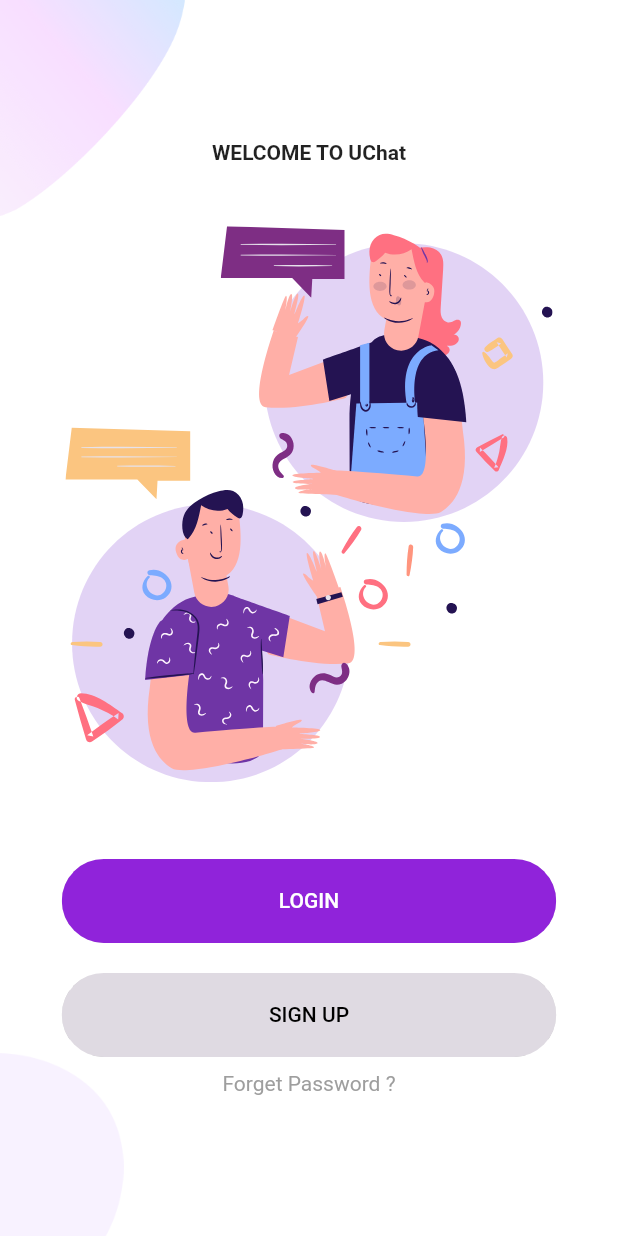
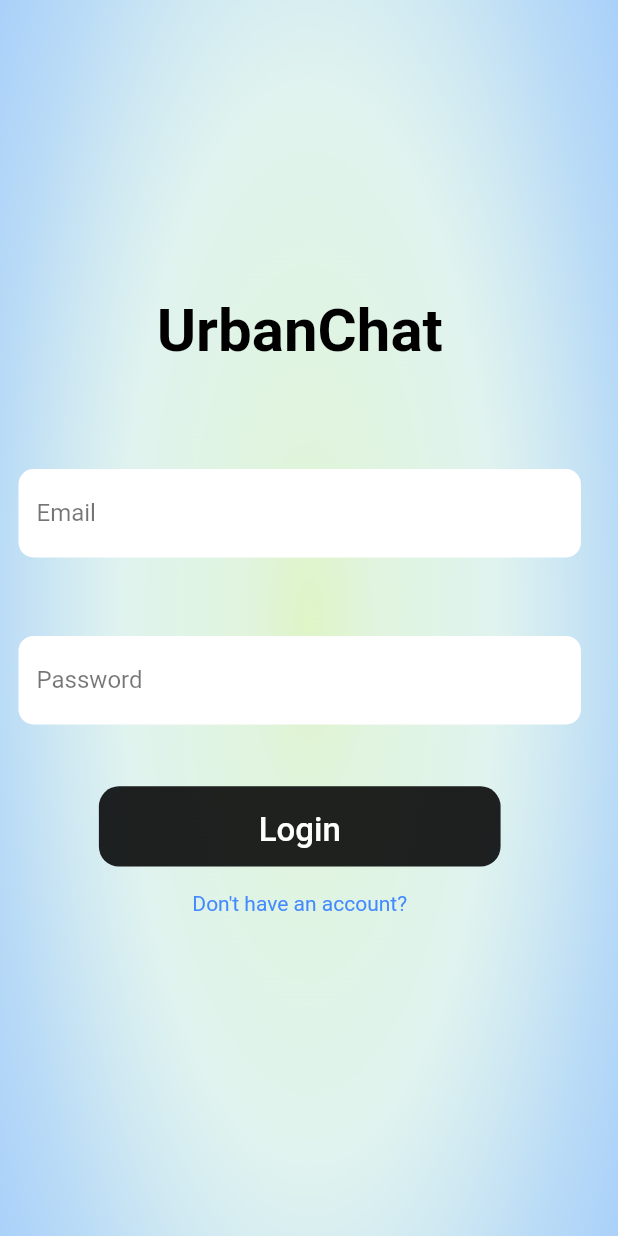
Before and after one commit to AstraStriker/UrbanChat, a Flutter app: the screen it shows after launch, on a phone screen of 412 x 824 dp. Run offline on Flutter 3.47's test engine with Material 2 defaults, Android fonts, the light colour scheme and no system bars; our stand-ins replace cloud_firestore, file_picker, firebase_analytics, firebase_auth, firebase_core, firebase_storage and 2 more; accounts and stored records are empty.

Commit message:
changed login screen

```diff
--- /dev/null
+++ b/lib/Screens/LoginPage/login_page.dart
@@ -0,0 +1,155 @@
+//Packages
+import 'package:chat_app/Widgets/gradient_bar.dart';
+import 'package:flutter/material.dart';
+import 'package:provider/provider.dart';
+import 'package:get_it/get_it.dart';
+
+
+//Services
+import '../../Widgets/custom_input_fields.dart';
+import '../../Widgets/rounded_button.dart';
+import '../../providers/authentication-provider.dart';
+import '../../services/navigation_service.dart';
+import '../../Widgets/gradient_bg.dart';
+
+class LoginPage extends StatefulWidget {
+  @override
+  State<StatefulWidget> createState() {
+    return _LoginPageState();
+  }
+}
+
+class _LoginPageState extends State<LoginPage> {
+  late double _deviceHeight;
+  late double _deviceWidth;
+
+  late AuthenticationProvider _auth;
+  late NavigationService _navigation;
+
+  final _loginFormKey = GlobalKey<FormState>();
+
+  String? _email;
+  String? _password;
+
+  @override
+  Widget build(BuildContext context) {
+    _deviceHeight = MediaQuery.of(context).size.height;
+    _deviceWidth = MediaQuery.of(context).size.width;
+    _auth = Provider.of<AuthenticationProvider>(context);
+    _navigation = GetIt.instance.get<NavigationService>();
+    return _buildUI();
+  }
+
+  Widget _buildUI() {
+    return GradientBg(
+      child: Scaffold(
+        backgroundColor: Colors.transparent,
+        body: Container(
+          padding: EdgeInsets.symmetric(
+            horizontal: _deviceWidth * 0.03,
+            vertical: _deviceHeight * 0.02,
+          ),
+          height: _deviceHeight * 0.98,
+          width: _deviceWidth * 0.97,
+          child: Column(
+            mainAxisSize: MainAxisSize.max,
+            mainAxisAlignment: MainAxisAlignment.center,
+            crossAxisAlignment: CrossAxisAlignment.center,
+            children: [
+              _pageTitle(),
+              SizedBox(
+                height: _deviceHeight * 0.04,
+              ),
+              _loginForm(),
+              SizedBox(
+                height: _deviceHeight * 0.05,
+              ),
+              _loginButton(),
+              SizedBox(
+                height: _deviceHeight * 0.02,
+              ),
+              _registerAccountLink(),
+            ],
+          ),
+        ),
+      ),
+    );
+  }
+
+  Widget _pageTitle() {
+    return Container(
+      height: _deviceHeight * 0.10,
+      child: Text(
+        'UrbanChat',
+        style: TextStyle(
+          color: Colors.black,
+          fontSize: 40,
+          fontWeight: FontWeight.w600,
+        ),
+      ),
+    );
+  }
+
+  Widget _loginForm() {
+    return Container(
+      height: _deviceHeight * 0.18 + 22,
+      child: Form(
+        key: _loginFormKey,
+        child: Column(
+          mainAxisSize: MainAxisSize.max,
+          mainAxisAlignment: MainAxisAlignment.spaceBetween,
+          crossAxisAlignment: CrossAxisAlignment.center,
+          children: [
+            CustomTextFormField(
+                onSaved: (_value) {
+                  setState(() {
+                    _email = _value;
+                  });
+                },
+                regEx:
+                    r"^[a-zA-Z0-9.a-zA-Z0-9.!#$%&'*+-/=?^_`{|}~]+@[a-zA-Z0-9]+\.[a-zA-Z]+",
+                hintText: "Email",
+                obscureText: false),
+            CustomTextFormField(
+                onSaved: (_value) {
+                  setState(() {
+                    _password = _value;
+                  });
+                },
+                regEx: r".{8,}",
+                hintText: "Password",
+                obscureText: true),
+          ],
+        ),
+      ),
+    );
+  }
+
+  Widget _loginButton() {
+    return RoundedButton(
+      name: "Login",
+      height: _deviceHeight * 0.065,
+      width: _deviceWidth * 0.65,
+      onPressed: () {
+        if (_loginFormKey.currentState!.validate()) {
+          _loginFormKey.currentState!.save();
+          _auth.loginUsingEmailAndPassword(_email!, _password!);
+        }
+      },
+    );
+  }
+
+  Widget _registerAccountLink() {
+    return GestureDetector(
+      onTap: () => _navigation.navigatorToRoute('/register'),
+      child: Container(
+        child: Text(
+          'Don\'t have an account?',
+          style: TextStyle(
+            color: Colors.blueAccent,
+          ),
+        ),
+      ),
+    );
+  }
+}
--- /dev/null
+++ b/lib/Widgets/custom_input_fields.dart
@@ -0,0 +1,74 @@
+import 'package:flutter/material.dart';
+
+class CustomTextFormField extends StatelessWidget {
+  final Function(String) onSaved;
+  final String regEx;
+  final String hintText;
+  final bool obscureText;
+
+  CustomTextFormField(
+      {required this.onSaved,
+      required this.regEx,
+      required this.hintText,
+      required this.obscureText});
+
+  @override
+  Widget build(BuildContext context) {
+    return TextFormField(
+      onSaved: (_value) => onSaved(_value!),
+      cursorColor: Colors.black,
+      style: TextStyle(color: Colors.black),
+      obscureText: obscureText,
+      validator: (_value) {
+        return RegExp(regEx).hasMatch(_value!) ? null : 'Enter a valid value.';
+      },
+      decoration: InputDecoration(
+        fillColor: Colors.white,
+        filled: true,
+        border: OutlineInputBorder(
+          borderRadius: BorderRadius.circular(10.0),
+          borderSide: BorderSide.none,
+        ),
+        hintText: hintText,
+        hintStyle: TextStyle(color: Colors.black54),
+      ),
+    );
+  }
+}
+
+class CustomTextField extends StatelessWidget {
+  final Function(String) onEditingComplete;
+  final String hintText;
+  final bool obscureText;
+  final TextEditingController controller;
+  IconData? icon;
+
+  CustomTextField(
+      {required this.onEditingComplete,
+      required this.hintText,
+      required this.obscureText,
+      required this.controller,
+      this.icon});
+
+  @override
+  Widget build(BuildContext context) {
+    return TextField(
+      controller: controller,
+      onEditingComplete: () => onEditingComplete(controller.value.text),
+      cursorColor: Colors.black,
+      style: TextStyle(color: Colors.black),
+      obscureText: obscureText,
+      decoration: InputDecoration(
+        fillColor: Colors.white,
+        filled: true,
+        border: OutlineInputBorder(
+          borderRadius: BorderRadius.circular(10.0),
+          borderSide: BorderSide.none,
+        ),
+        hintText: hintText,
+        hintStyle: TextStyle(color: Colors.black54),
+        prefixIcon: Icon(icon, color: Colors.black54),
+      ),
+    );
+  }
+}
--- /dev/null
+++ b/lib/Widgets/gradient_bg.dart
@@ -0,0 +1,22 @@
+import 'package:flutter/material.dart';
+
+
+class GradientBg extends StatelessWidget {
+  GradientBg({Key? key, this.name, this.child}) : super(key: key);
+
+  final String? name;
+  final Widget? child;
+
+  @override
+  Widget build(BuildContext context) {
+    return Container(
+      decoration: const BoxDecoration(
+        image: DecorationImage(
+            image: AssetImage('assets/images/gradient.png'),
+            fit: BoxFit.fill
+        ),
+      ),
+      child: child
+    );
+  }
+}
--- /dev/null
+++ b/lib/Widgets/rounded_button.dart
@@ -0,0 +1,34 @@
+import 'package:flutter/material.dart';
+
+class RoundedButton extends StatelessWidget {
+  final String name;
+  final double height;
+  final double width;
+  final Function onPressed;
+
+  const RoundedButton({
+    required this.name,
+    required this.height,
+    required this.width,
+    required this.onPressed,
+  });
+
+  @override
+  Widget build(BuildContext context) {
+    return Container(
+      height: height,
+      width: width,
+      decoration: BoxDecoration(
+        borderRadius: BorderRadius.circular(height * 0.25),
+        color: Colors.black87
+      ),
+      child: TextButton(
+        onPressed: () => onPressed(),
+        child: Text(
+          name,
+          style: TextStyle(fontSize: 22, color: Colors.white, height: 1.5),
+        ),
+      ),
+    );
+  }
+}
--- a/lib/components/rounded_password_field.dart
+++ b/lib/components/rounded_password_field.dart
@@ -1,3 +1,4 @@
+
 import 'package:chat_app/components/text_fieldcontainer.dart';
 import 'package:flutter/material.dart';
 
--- a/lib/main.dart
+++ b/lib/main.dart
@@ -1,3 +1,5 @@
+import 'package:chat_app/Screens/HomeScreen/home_screen.dart';
+import 'package:chat_app/Screens/LoginPage/login_page.dart';
 import 'package:chat_app/Screens/Welcome/welcome_screen.dart';
 import 'package:chat_app/Screens/SplashPage/splash_page.dart';
 import 'package:chat_app/providers/authentication-provider.dart';
@@ -44,7 +46,8 @@
           navigatorKey: NavigationService.navigatorKey,
           initialRoute: '/login',
           routes: {
-            '/login': (BuildContext _context) => Welcomescreen(),
+            '/login': (BuildContext _context) => LoginPage(),
+            '/home': (BuildContext _context) => HomeScreen(),
           },
           //home: Welcomescreen(),
         )
--- a/lib/providers/authentication-provider.dart
+++ b/lib/providers/authentication-provider.dart
@@ -8,23 +8,25 @@
 
 class AuthenticationProvider extends ChangeNotifier {
   late final FirebaseAuth _auth;
-  late final NavigationService _navigationService;
+  late final NavigationService _navigation;
   late final Databaseservices _databaseService;
 
   late ChatUser user;
 
   AuthenticationProvider() {
     _auth = FirebaseAuth.instance;
-    _navigationService = GetIt.instance.get<NavigationService>();
+    _navigation = GetIt.instance.get<NavigationService>();
     _databaseService = GetIt.instance.get<Databaseservices>();
 
     _auth.authStateChanges().listen((_user) {
       if (_user != null) {
         _databaseService.getUser(_user.uid).then(
           (_snapshot) {
-            Map<String, dynamic> _userData =
-                _snapshot.data()! as Map<String, dynamic>;
-            user = ChatUser.fromJSON(_userData);
+            Map<String, dynamic> _userData = _snapshot.data()! as Map<String, dynamic>;
+            user = ChatUser.fromJSON(
+              _userData
+            );
+            _navigation.removeAndNavigatorToRoute('/home');
           },
         );
         print(user.toMap());
@@ -34,16 +36,24 @@
     });
   }
 
-  Future<void> loginUsingEmailAndPassword(
-      String _email, String _password) async {
+  Future<void> loginUsingEmailAndPassword(String _email, String _password)
+  async {
     try {
       await _auth.signInWithEmailAndPassword(
-          email: _email, password: _password);
-      print(user.toMap());
+          email: _email, password: _password
+      );
+      print(_email + "\n" + _password);
     } on FirebaseAuthException {
       print("Error logging-in to Firebase");
     } catch (e) {
       print(e);
     }
   }
+
+
+  Future<void> signOut() async
+  {
+    await signOut();
+  }
+
 }
```
Also changed, not shown: lib/Screens/Login/components/body.dart (+3 -7 lines), lib/Widgets/rounded_image.dart (added, +88 -0 lines), pubspec.lock, 1 other file.
